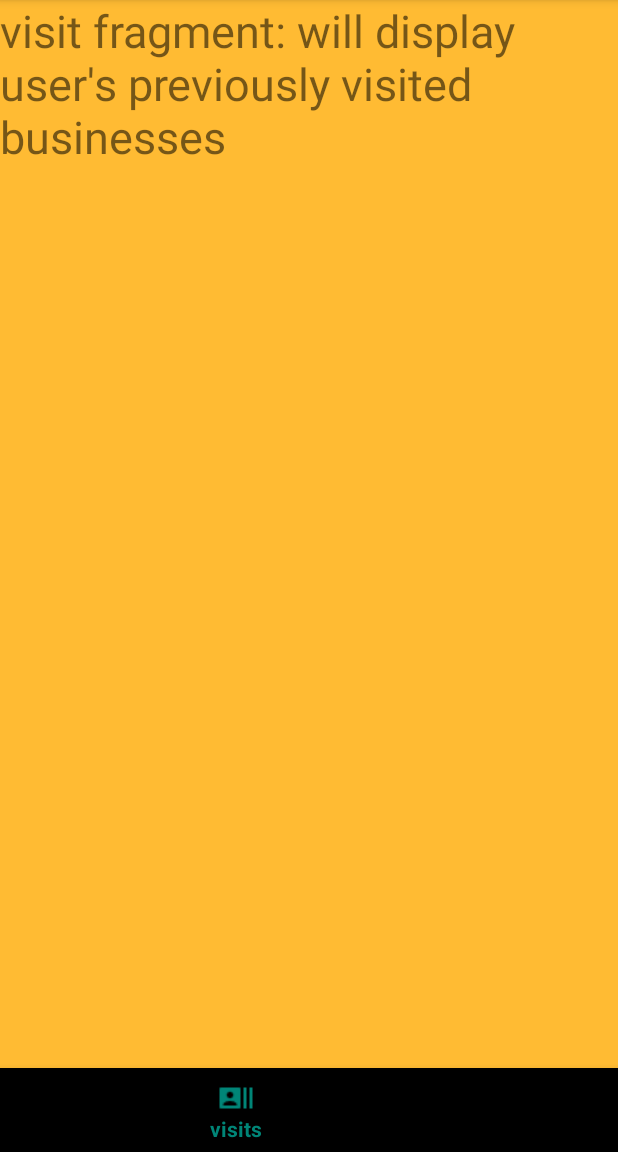
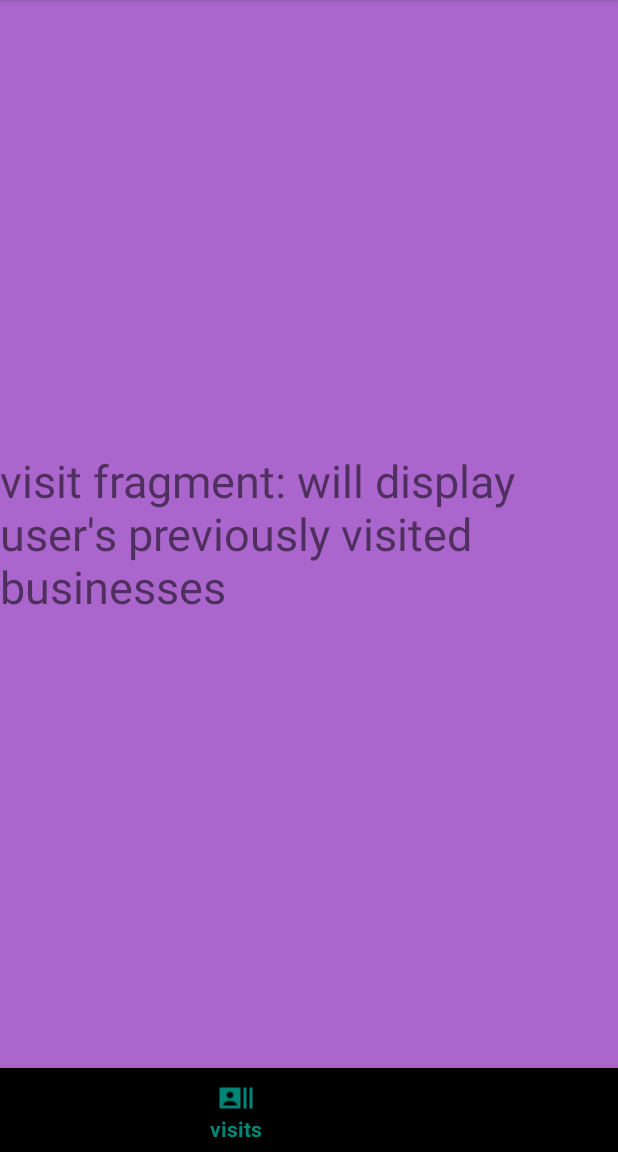
Before and after one commit to brandondasb/RecyclerViewtest, an Android app: the screen it shows after launch (MainActivity), item 2 of the bottom bar chosen, on a phone screen of 412 x 824 dp, the part 84-1236 px from its top. Run offline under Robolectric (Android 15) with nearby library versions, the phone set to English and light mode, and no system bars; our stand-ins replace CircleImageView; pictures from the network do not load.

Commit message:
change color of the layout

```diff
--- /dev/null
+++ b/app/src/main/java/com/dasb/brandonmilambo/recyclerviewtest/model/Listing.java
@@ -0,0 +1,4 @@
+package com.dasb.brandonmilambo.recyclerviewtest.model;
+
+public class Listing {
+}
--- a/app/src/main/res/layout/fragment_profile.xml
+++ b/app/src/main/res/layout/fragment_profile.xml
@@ -1,6 +1,5 @@
 <?xml version="1.0" encoding="utf-8"?>
 <RelativeLayout xmlns:android="http://schemas.android.com/apk/res/android"
     android:layout_width="match_parent"
-    android:layout_height="match_parent">
-
-</RelativeLayout>
+    android:layout_height="match_parent"
+    android:background="@android:color/holo_red_light"/>
--- a/app/src/main/res/layout/fragment_visit.xml
+++ b/app/src/main/res/layout/fragment_visit.xml
@@ -1,13 +1,13 @@
 <?xml version="1.0" encoding="utf-8"?>
-<android.support.constraint.ConstraintLayout
-    xmlns:android="http://schemas.android.com/apk/res/android" android:layout_width="match_parent"
+<RelativeLayout xmlns:android="http://schemas.android.com/apk/res/android"
+    android:layout_width="match_parent"
     android:layout_height="match_parent"
-    android:background="@android:color/holo_orange_light">
+    android:background="@android:color/holo_purple">
+
     <TextView
         android:layout_width="wrap_content"
         android:layout_height="wrap_content"
+        android:layout_centerInParent="true"
         android:text="visit fragment: will display user's previously visited businesses"
-        android:textSize="30sp"
-        android:layout_centerInParent="true"
-        />
-</android.support.constraint.ConstraintLayout>
+        android:textSize="30sp" />
+</RelativeLayout>
```
